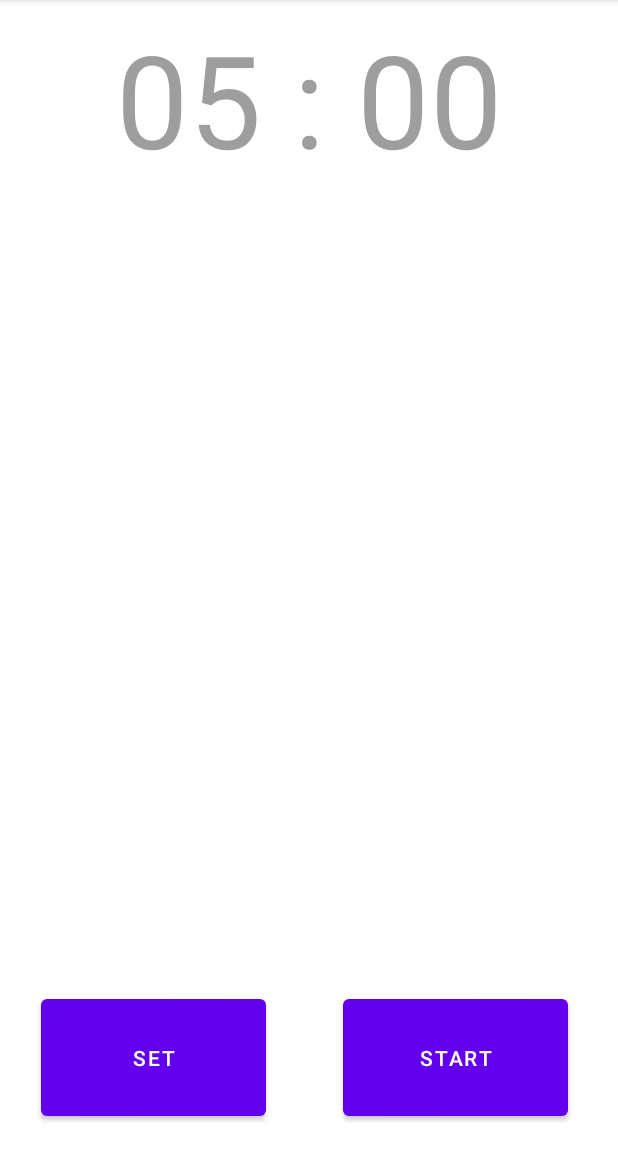
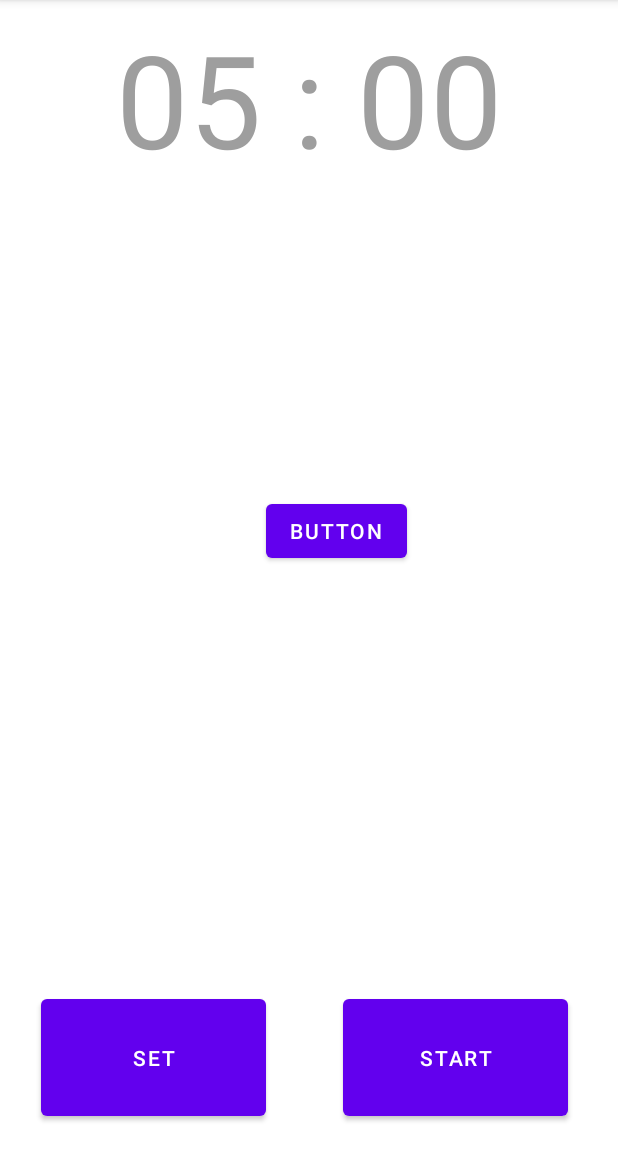
Before and after one commit to johncrawley/remind-me, an Android app: the screen it shows after launch (MainActivity), on a phone screen of 412 x 824 dp, the part 84-1236 px from its top. Run offline under Robolectric (Android 15) with nearby library versions, the phone set to English and light mode, and no system bars.

Commit message:
Have 2-way communication working between main activity and timer service.

```diff
--- a/app/src/main/AndroidManifest.xml
+++ b/app/src/main/AndroidManifest.xml
@@ -17,7 +17,10 @@
                 <category android:name="android.intent.category.LAUNCHER" />
             </intent-filter>
         </activity>
-
+        <service
+            android:name=".service.TimerService"
+            android:label="TimerService" >
+        </service>
     </application>
 
 </manifest>
--- a/app/src/main/java/com/jcrawley/remindme/MainActivity.java
+++ b/app/src/main/java/com/jcrawley/remindme/MainActivity.java
@@ -5,16 +5,24 @@ import androidx.fragment.app.Fragment;
 import androidx.fragment.app.FragmentTransaction;
 import androidx.lifecycle.ViewModelProvider;
 
+import android.content.BroadcastReceiver;
+import android.content.Context;
 import android.content.DialogInterface;
+import android.content.Intent;
+import android.content.IntentFilter;
 import android.media.MediaPlayer;
 import android.os.Bundle;
 import android.os.Handler;
 import android.os.Looper;
+import android.util.Log;
 import android.view.View;
 import android.view.animation.Animation;
 import android.view.animation.ScaleAnimation;
 import android.widget.Button;
 import android.widget.TextView;
+import android.widget.Toast;
+
+import com.jcrawley.remindme.service.TimerService;
 
 public class MainActivity extends AppCompatActivity implements View.OnClickListener, CustomDialogCloseListener {
 
@@ -27,6 +35,18 @@ public class MainActivity extends AppCompatActivity implements View.OnClickListe
     private boolean isInFront;
     private Animation displayTimesUpTextAnimation;
     private TimesUpNotifier timesUpNotifier;
+    private static final String ACTION_STRING_SERVICE = "TimerService";
+    private static final String ACTION_STRING_ACTIVITY = "ToActivity";
+
+    //STEP1: Create a broadcast receiver
+    private final BroadcastReceiver activityReceiver = new BroadcastReceiver() {
+
+        @Override
+        public void onReceive(Context context, Intent intent) {
+            log("Broadcast receiver, message received!");
+            Toast.makeText(getApplicationContext(), "received message in activity..!", Toast.LENGTH_SHORT).show();
+        }
+    };
 
 
     @Override
@@ -38,6 +58,54 @@ public class MainActivity extends AppCompatActivity implements View.OnClickListe
         initAnimation();
         countdownTimer = new CountdownTimer(this, 5);
         countdownTimer.setTime(Integer.parseInt(viewModel.mins), Integer.parseInt(viewModel.secs));
+        registerBroadcastReceiver();
+        startService();
+    }
+
+
+    private void registerBroadcastReceiver(){
+        log("Entered registerBroadcastReceiver()");
+        if (activityReceiver != null) {
+            log("activityReceiver is not null, creating the intent filter and registering the receiver!");
+            //Create an intent filter to listen to the broadcast sent with the action "ACTION_STRING_ACTIVITY"
+            IntentFilter intentFilter = new IntentFilter(ACTION_STRING_ACTIVITY);
+            //Map the intent filter to the receiver
+            registerReceiver(activityReceiver, intentFilter);
+        }
+        else{
+            log("activity receiver is null, won't be doing any registering!");
+        }
+    }
+
+
+    private void startService(){
+        log("Entered startService()");
+        //Start the service on launching the application
+        startService(new Intent(this, TimerService.class));
+        log("Service should have started around about now");
+        findViewById(R.id.testButton).setOnClickListener(v -> {
+            log("Sending broadcast to service");
+            sendBroadcast();
+        });
+    }
+
+    private void log(String msg){
+        System.out.println("^^^ MainActivity: " + msg);
+    }
+
+    @Override
+    public void onDestroy() {
+        super.onDestroy();
+      log( "onDestroy");
+        //STEP3: Unregister the receiver
+        unregisterReceiver(activityReceiver);
+    }
+
+    //send broadcast from activity to all receivers listening to the action "ACTION_STRING_SERVICE"
+    private void sendBroadcast() {
+        Intent new_intent = new Intent();
+        new_intent.setAction(ACTION_STRING_SERVICE);
+        sendBroadcast(new_intent);
     }
 
 
--- a/app/src/main/java/com/jcrawley/remindme/service/TimerService.java
+++ b/app/src/main/java/com/jcrawley/remindme/service/TimerService.java
@@ -15,7 +15,7 @@ public class TimerService extends Service {
     private final Context context;
     public static final String QUERIES = "queries";
     private final IBinder mBinder = new MyBinder();
-    private static final String ACTION_STRING_SERVICE = "ToService";
+    private static final String ACTION_STRING_SERVICE = "TimerService";
     private static final String ACTION_STRING_ACTIVITY = "ToActivity";
 
     public TimerService() {
@@ -52,6 +52,7 @@ public class TimerService extends Service {
 
         private void log(String msg){
             System.out.println("^^^ TimerService: " + msg);
+            System.out.flush();
         }
 
 
@@ -63,6 +64,7 @@ public class TimerService extends Service {
 
         //send broadcast from activity to all receivers listening to the action "ACTION_STRING_ACTIVITY"
         private void sendBroadcast() {
+            log("Entered sendBroadcast()");
             Intent new_intent = new Intent();
             new_intent.setAction(ACTION_STRING_ACTIVITY);
             sendBroadcast(new_intent);
@@ -84,7 +86,7 @@ public class TimerService extends Service {
             //   Log.i("FirstService", " msg: " + query.getSuccessMessage());
             //}
 
-            Log.i("FirstService", " hello! onStartCommand() initiated!");
+            log(" hello! onStartCommand() initiated!");
             //new Notifier(context, "Hello there", "Title!!");
             return Service.START_REDELIVER_INTENT;
         }
--- a/app/src/main/res/layout/activity_main.xml
+++ b/app/src/main/res/layout/activity_main.xml
@@ -59,5 +59,17 @@
         app:layout_constraintStart_toEndOf="@+id/setButton"
         app:layout_constraintTop_toTopOf="@+id/setButton" />
 
+    <Button
+        android:id="@+id/testButton"
+        android:layout_width="wrap_content"
+        android:layout_height="wrap_content"
+        android:text="Button"
+        app:layout_constraintBottom_toBottomOf="parent"
+        app:layout_constraintEnd_toEndOf="parent"
+        app:layout_constraintHorizontal_bias="0.558"
+        app:layout_constraintStart_toStartOf="parent"
+        app:layout_constraintTop_toTopOf="parent"
+        app:layout_constraintVertical_bias="0.458" />
+
 
 </androidx.constraintlayout.widget.ConstraintLayout>
```
